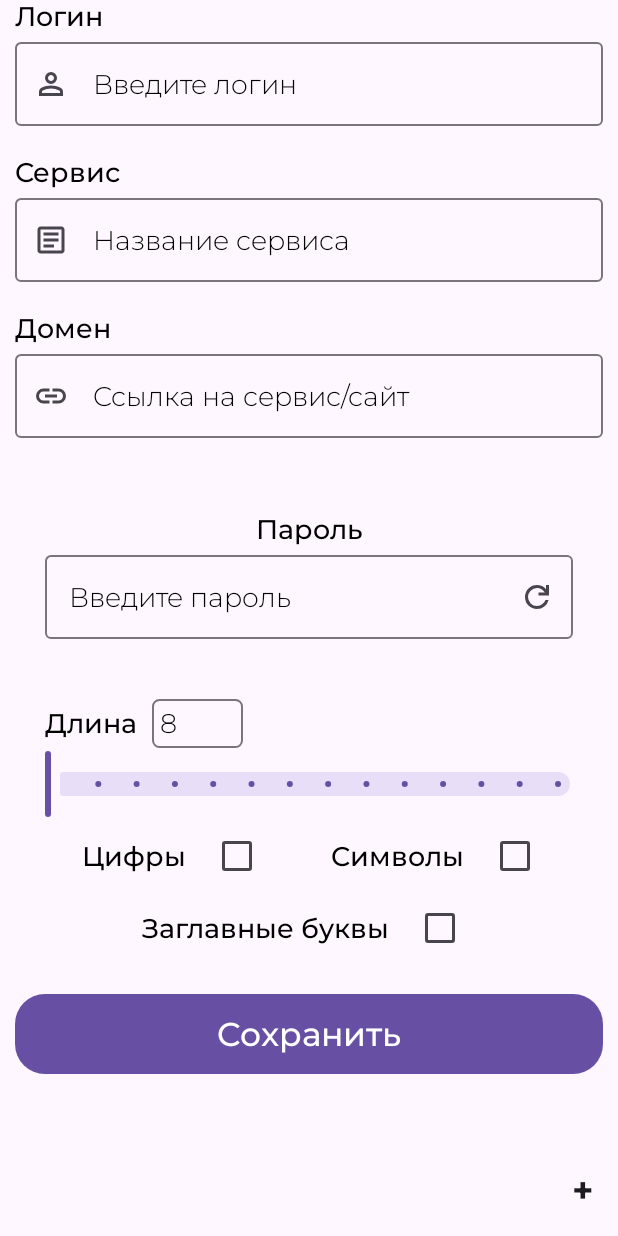
After one commit to HOCOKcyber/Adnroid_PasswordManager, an Android app built with Jetpack Compose: the CreateScreen screen opened through its navigation route, on a phone screen of 412 x 824 dp. The commit adds this screen. Run offline under Robolectric (Android 15) with nearby library versions, the phone set to English and light mode, and no system bars.

Commit message:
add CreateScreen.kt

```diff
--- a/app/src/main/java/com/hocok/passwordmanager/ui/component/StyleButton.kt
+++ b/app/src/main/java/com/hocok/passwordmanager/ui/component/StyleButton.kt
@@ -17,11 +17,12 @@ import androidx.compose.ui.unit.dp
 fun StyleButton(
     onClick:() -> Unit,
     @StringRes textRes: Int,
+    modifier: Modifier = Modifier
 ){
     Button(
         onClick = onClick,
         shape = RoundedCornerShape(20.dp),
-        modifier = Modifier.fillMaxWidth()
+        modifier = modifier.fillMaxWidth()
     ) {
         Box(
             modifier = Modifier.padding(horizontal = 15.dp, vertical = 5.dp)
--- a/app/src/main/java/com/hocok/passwordmanager/ui/screen/auth/registration/RegistrationScreen.kt
+++ b/app/src/main/java/com/hocok/passwordmanager/ui/screen/auth/registration/RegistrationScreen.kt
@@ -27,7 +27,7 @@ fun RegistrationScreen(
         uiState = uiState,
         onSubmit = { viewModel.onEvent(RegistrationEvent.Submit(toHome)) },
         onFirstValueChange = {viewModel.onEvent(RegistrationEvent.PasswordChange(it))},
-        onFirstVisibleChange = {viewModel.onEvent(RegistrationEvent.RepeatVisibleChange)},
+        onFirstVisibleChange = {viewModel.onEvent(RegistrationEvent.VisibleChange)},
         onRepeatValueChange = {viewModel.onEvent(RegistrationEvent.RepeatPasswordChange(it))},
         onRepeatVisibleChange = {viewModel.onEvent(RegistrationEvent.RepeatVisibleChange)}
     )
--- /dev/null
+++ b/app/src/main/java/com/hocok/passwordmanager/ui/screen/create/CreateScreen.kt
@@ -0,0 +1,312 @@
+package com.hocok.passwordmanager.ui.screen.create
+
+import androidx.annotation.DrawableRes
+import androidx.compose.foundation.border
+import androidx.compose.foundation.layout.Arrangement
+import androidx.compose.foundation.layout.Box
+import androidx.compose.foundation.layout.Column
+import androidx.compose.foundation.layout.PaddingValues
+import androidx.compose.foundation.layout.Row
+import androidx.compose.foundation.layout.fillMaxWidth
+import androidx.compose.foundation.layout.padding
+import androidx.compose.foundation.layout.width
+import androidx.compose.foundation.shape.RoundedCornerShape
+import androidx.compose.foundation.text.BasicTextField
+import androidx.compose.foundation.text.KeyboardActions
+import androidx.compose.foundation.text.KeyboardOptions
+import androidx.compose.material.Text
+import androidx.compose.material3.Checkbox
+import androidx.compose.material3.Icon
+import androidx.compose.material3.IconButton
+import androidx.compose.material3.MaterialTheme
+import androidx.compose.material3.OutlinedTextField
+import androidx.compose.material3.Slider
+import androidx.compose.runtime.Composable
+import androidx.compose.runtime.collectAsState
+import androidx.compose.runtime.getValue
+import androidx.compose.ui.Alignment
+import androidx.compose.ui.Modifier
+import androidx.compose.ui.res.painterResource
+import androidx.compose.ui.res.stringResource
+import androidx.compose.ui.text.input.ImeAction
+import androidx.compose.ui.text.input.KeyboardType
+import androidx.compose.ui.text.style.TextAlign
+import androidx.compose.ui.tooling.preview.Preview
+import androidx.compose.ui.unit.dp
+import androidx.compose.ui.unit.sp
+import androidx.lifecycle.viewmodel.compose.viewModel
+import com.hocok.passwordmanager.R
+import com.hocok.passwordmanager.ui.component.StyleButton
+import com.hocok.passwordmanager.ui.theme.PasswordManagerTheme
+
+@Composable
+fun CreateScreen(
+    paddingValue: PaddingValues
+){
+    val viewModel: CreateViewModel = viewModel<CreateViewModel>()
+    val uiState by viewModel.uiState.collectAsState()
+
+    CreateContent(
+        uiState = uiState,
+        onSymbolsChange = {viewModel.onEvent(CreateEvent.CheckedSymbols)},
+        onNumbersChange = {viewModel.onEvent(CreateEvent.CheckedNumbers)},
+        onUpperLetterChange = {viewModel.onEvent(CreateEvent.CheckedUpperLetter)},
+        onLengthChange = {viewModel.onEvent(CreateEvent.ChangeLength(it))},
+        onPasswordChange = {viewModel.onEvent(CreateEvent.ChangePassword(it))},
+        onDomainChange = {viewModel.onEvent(CreateEvent.ChangeDomain(it))},
+        onServiceChange = {viewModel.onEvent(CreateEvent.ChangeService(it))},
+        onLoginChange = {viewModel.onEvent(CreateEvent.ChangeLogin(it))},
+        onSliderChange = {viewModel.onEvent(CreateEvent.ChangeSlider(it))},
+        generatePassword = {viewModel.onEvent(CreateEvent.GeneratePassword)},
+        checkLength = {viewModel.onEvent(CreateEvent.CheckLength)},
+        modifier = Modifier.padding(paddingValue).padding(horizontal = 10.dp)
+    )
+}
+
+
+@Composable
+fun CreateContent(
+    uiState: CreateState,
+    onLoginChange: (String) -> Unit,
+    onServiceChange: (String) -> Unit,
+    onDomainChange: (String) -> Unit,
+    onPasswordChange: (String) -> Unit,
+    onLengthChange: (String) -> Unit,
+    onSliderChange: (Float) -> Unit,
+    onNumbersChange: (Boolean) -> Unit,
+    onSymbolsChange: (Boolean) -> Unit,
+    onUpperLetterChange: (Boolean) -> Unit,
+    generatePassword: () -> Unit,
+    checkLength: () -> Unit,
+    modifier: Modifier = Modifier
+){
+    Column(
+        modifier = modifier
+    ) {
+        AccountDataInputSection(
+            name = stringResource(R.string.login),
+            value = uiState.login,
+            onValueChange = onLoginChange,
+            placeholder = stringResource(R.string.login_placeholder),
+            modifier = Modifier.padding(bottom = 20.dp),
+            iconId = R.drawable.person_image
+        )
+        AccountDataInputSection(
+            name = stringResource(R.string.service),
+            value = uiState.service,
+            onValueChange = onServiceChange,
+            placeholder = stringResource(R.string.service_placeholder),
+            iconId = R.drawable.article_image,
+            modifier = Modifier.padding(bottom = 20.dp),
+        )
+        AccountDataInputSection(
+            name = stringResource(R.string.domain),
+            value = uiState.domain,
+            onValueChange = onDomainChange,
+            placeholder = stringResource(R.string.domain_placeholder),
+            iconId = R.drawable.link_image,
+            modifier = Modifier.padding(bottom = 30.dp)
+        )
+        AccountDataInputSection(
+            name = stringResource(R.string.password),
+            placeholder = stringResource(R.string.password_placeholder),
+            value = uiState.password,
+            onValueChange = onPasswordChange,
+            iconId = R.drawable.refresh_image,
+            isLeadingIcon = false,
+            onClick = generatePassword,
+            modifier = Modifier.padding(20.dp)
+        )
+        ParametersSection(
+            modifier = Modifier.padding(20.dp),
+            isSymbols = uiState.isSymbols,
+            isNumbers = uiState.isNumbers,
+            isUpperLetter = uiState.isUpperLetter,
+            lengthValue = uiState.length,
+            onLengthChange = onLengthChange,
+            onNumbersChange = onNumbersChange,
+            onSymbolsChange = onSymbolsChange,
+            onUpperLetterChange = onUpperLetterChange,
+            onSliderChange = onSliderChange,
+            checkLength = checkLength,
+        )
+        StyleButton(
+            onClick = {},
+            textRes = R.string.save,
+        )
+    }
+}
+
+@Composable
+fun AccountDataInputSection(
+    name: String,
+    value: String,
+    onValueChange: (String) -> Unit,
+    placeholder: String,
+    @DrawableRes iconId: Int,
+    modifier: Modifier = Modifier,
+    isLeadingIcon: Boolean = true,
+    onClick: () -> Unit = {},
+){
+    Column(
+        modifier = modifier
+    ) {
+        Text(
+            text = name,
+            style = MaterialTheme.typography.bodyMedium,
+            fontSize = 18.sp,
+            textAlign = if (isLeadingIcon) TextAlign.Start else TextAlign.Center,
+            modifier = Modifier.fillMaxWidth().padding(bottom = 6.dp)
+        )
+        OutlinedTextField(
+            value = value,
+            onValueChange = onValueChange,
+            singleLine = true,
+            maxLines = 1,
+            placeholder = {
+                Text(
+                    text = placeholder,
+                    style = MaterialTheme.typography.bodySmall
+                )
+            },
+            textStyle = MaterialTheme.typography.bodySmall,
+            modifier = Modifier.fillMaxWidth(),
+            leadingIcon = if (isLeadingIcon) { -> Icon(painterResource(iconId), contentDescription = name)}
+                        else null,
+            trailingIcon = if (!isLeadingIcon) { ->
+                        IconButton(onClick = onClick)
+                        { Icon(painterResource(iconId), contentDescription = name) }
+                        } else null
+        )
+    }
+}
+
+@Composable
+fun ParametersSection(
+    lengthValue: String,
+    onLengthChange: (String) -> Unit,
+    onNumbersChange: (Boolean) -> Unit,
+    isNumbers: Boolean,
+    onSymbolsChange: (Boolean) -> Unit,
+    isSymbols: Boolean,
+    onUpperLetterChange: (Boolean) -> Unit,
+    isUpperLetter: Boolean,
+    onSliderChange: (Float) -> Unit,
+    checkLength: () -> Unit,
+    modifier: Modifier = Modifier
+){
+    Column(
+        modifier = modifier
+    ) {
+        Row(
+            verticalAlignment = Alignment.CenterVertically
+        ) {
+            Text(
+                text = stringResource(R.string.lenght),
+                style = MaterialTheme.typography.bodyMedium,
+                fontSize = 18.sp,
+                modifier = Modifier.padding(end = 10.dp)
+            )
+            BasicTextField(
+                value = lengthValue,
+                onValueChange = onLengthChange,
+                textStyle = MaterialTheme.typography.bodySmall,
+                singleLine = true,
+                maxLines = 1,
+                keyboardOptions = KeyboardOptions.Default.copy(
+                    keyboardType = KeyboardType.Number
+                ),
+                keyboardActions = KeyboardActions(
+                    onDone = {
+                        checkLength()
+                        defaultKeyboardAction(ImeAction.Done)
+                    }
+                )
+            ){ textField ->
+                Box(
+                modifier = Modifier
+                    .border(1.dp, MaterialTheme.colorScheme.outline,RoundedCornerShape(5.dp))
+                    .padding(vertical = 5.dp, horizontal = 5.dp)
+                    .width(50.dp)
+                ){
+                    textField()
+                }
+            }
+        }
+        Slider(
+            value = try { lengthValue.toFloat()} catch (e: NumberFormatException) {8f},
+            onValueChange = onSliderChange,
+            steps = 12,
+            valueRange = 8f..20f
+        )
+        Row {
+            CheckedSection(
+                name = stringResource(R.string.numbers),
+                onCheckedChange = onNumbersChange,
+                value = isNumbers,
+                modifier = Modifier.weight(1f)
+            )
+            CheckedSection(
+                name = stringResource(R.string.symbols),
+                onCheckedChange = onSymbolsChange,
+                value = isSymbols,
+                modifier = Modifier.weight(1f)
+            )
+        }
+        CheckedSection(
+            name = stringResource(R.string.upper_letters),
+            onCheckedChange = onUpperLetterChange,
+            value = isUpperLetter,
+            modifier = Modifier.fillMaxWidth()
+        )
+    }
+}
+
+@Composable
+fun CheckedSection(
+    value: Boolean,
+    name: String,
+    onCheckedChange: (Boolean) -> Unit,
+    modifier: Modifier = Modifier,
+){
+    Row(
+        verticalAlignment = Alignment.CenterVertically,
+        horizontalArrangement = Arrangement.Center,
+        modifier = modifier
+    ) {
+        Text(
+            text = name,
+            modifier = Modifier.padding(end = 10.dp),
+            style = MaterialTheme.typography.bodyMedium,
+            fontSize = 18.sp
+        )
+        Checkbox(
+            checked = value,
+            onCheckedChange = onCheckedChange
+        )
+    }
+}
+
+@Preview(
+    showBackground = true,
+    showSystemUi = true,
+)
+@Composable
+fun CreateContentPreview(){
+    PasswordManagerTheme {
+        CreateContent(
+            uiState = CreateState(),
+            onSymbolsChange = {},
+            onNumbersChange = {},
+            onUpperLetterChange = {},
+            onLengthChange = {},
+            onPasswordChange = {},
+            onDomainChange = {},
+            onServiceChange = {},
+            onLoginChange = {},
+            onSliderChange = {},
+            generatePassword = {},
+            checkLength = {}
+        )
+    }
+}
--- a/app/src/main/java/com/hocok/passwordmanager/ui/screen/navigation/NavigationScreen.kt
+++ b/app/src/main/java/com/hocok/passwordmanager/ui/screen/navigation/NavigationScreen.kt
@@ -1,14 +1,18 @@
 package com.hocok.passwordmanager.ui.screen.navigation
 
+import androidx.compose.foundation.clickable
+import androidx.compose.foundation.layout.Box
 import androidx.compose.foundation.layout.padding
 import androidx.compose.material.BottomNavigation
 import androidx.compose.material.BottomNavigationItem
+import androidx.compose.material.FloatingActionButtonElevation
 import androidx.compose.material3.Icon
 import androidx.compose.material3.Scaffold
 import androidx.compose.material3.Text
 import androidx.compose.runtime.Composable
 import androidx.compose.runtime.getValue
 import androidx.compose.ui.Modifier
+import androidx.compose.ui.graphics.Color
 import androidx.compose.ui.tooling.preview.Preview
 import androidx.navigation.NavDestination
 import androidx.navigation.NavDestination.Companion.hasRoute
@@ -19,6 +23,7 @@ import androidx.navigation.compose.rememberNavController
 import com.hocok.passwordmanager.domain.model.ExampleData
 import com.hocok.passwordmanager.ui.screen.auth.login.LoginScreen
 import com.hocok.passwordmanager.ui.screen.auth.registration.RegistrationScreen
+import com.hocok.passwordmanager.ui.screen.create.CreateScreen
 import com.hocok.passwordmanager.ui.screen.home.HomeScreenContent
 import com.hocok.passwordmanager.ui.theme.PasswordManagerTheme
 
@@ -36,6 +41,11 @@ fun NavigationScreen(){
             NavigationBottomBar(
                 currentDestination = currentDestination,
                 onClick = { navController.navigate(it) }
+            )
+        },
+        floatingActionButton = {
+            PasswordManagerFloatingActionButton(
+                onClick = { navController.navigate(Routes.Create) }
             )
         }
     ) {
@@ -70,11 +80,16 @@ fun NavigationScreen(){
                     text = "SEARCH PAGE"
                 )
             }
+
+            composable<Routes.Create> {
+                CreateScreen(
+                    paddingValue = innerPadding
+                )
+            }
         }
 
     }
 }
-
 
 @Composable
 fun NavigationBottomBar(
@@ -85,7 +100,10 @@ fun NavigationBottomBar(
         navigationList.forEach { navigationRoute ->
             BottomNavigationItem(
                 icon = {
-                    Icon(imageVector = navigationRoute.icon, contentDescription = navigationRoute.name)
+                    Icon(imageVector = navigationRoute.icon,
+                        contentDescription = navigationRoute.name,
+                        tint = Color.White
+                    )
                 },
                 selected = currentDestination?.hasRoute(navigationRoute.route::class) == true,
                 onClick = { onClick(navigationRoute.route)}
@@ -94,6 +112,20 @@ fun NavigationBottomBar(
     }
 }
 
+@Composable
+fun PasswordManagerFloatingActionButton(
+    onClick: () -> Unit
+){
+    Box(
+        modifier = Modifier.clickable {
+            onClick()
+        }
+    ){
+        Text(
+            text = "+"
+        )
+    }
+}
 
 @Preview
 @Composable
--- a/app/src/main/java/com/hocok/passwordmanager/ui/screen/navigation/Routes.kt
+++ b/app/src/main/java/com/hocok/passwordmanager/ui/screen/navigation/Routes.kt
@@ -19,6 +19,9 @@ sealed class Routes{
 
     @Serializable
     data object Search: Routes()
+
+    @Serializable
+    data object Create: Routes()
 }
 
 data class BottomNavigationRoute(
--- /dev/null
+++ b/app/src/main/res/drawable/article_image.xml
@@ -0,0 +1,9 @@
+<vector xmlns:android="http://schemas.android.com/apk/res/android"
+    android:width="24dp"
+    android:height="24dp"
+    android:viewportWidth="960"
+    android:viewportHeight="960">
+  <path
+      android:pathData="M280,680h280v-80L280,600v80ZM280,520h400v-80L280,440v80ZM280,360h400v-80L280,280v80ZM200,840q-33,0 -56.5,-23.5T120,760v-560q0,-33 23.5,-56.5T200,120h560q33,0 56.5,23.5T840,200v560q0,33 -23.5,56.5T760,840L200,840ZM200,760h560v-560L200,200v560ZM200,200v560,-560Z"
+      android:fillColor="#1f1f1f"/>
+</vector>
--- /dev/null
+++ b/app/src/main/res/drawable/link_image.xml
@@ -0,0 +1,9 @@
+<vector xmlns:android="http://schemas.android.com/apk/res/android"
+    android:width="24dp"
+    android:height="24dp"
+    android:viewportWidth="960"
+    android:viewportHeight="960">
+  <path
+      android:pathData="M440,680L280,680q-83,0 -141.5,-58.5T80,480q0,-83 58.5,-141.5T280,280h160v80L280,360q-50,0 -85,35t-35,85q0,50 35,85t85,35h160v80ZM320,520v-80h320v80L320,520ZM520,680v-80h160q50,0 85,-35t35,-85q0,-50 -35,-85t-85,-35L520,360v-80h160q83,0 141.5,58.5T880,480q0,83 -58.5,141.5T680,680L520,680Z"
+      android:fillColor="#1f1f1f"/>
+</vector>
--- /dev/null
+++ b/app/src/main/res/drawable/person_image.xml
@@ -0,0 +1,9 @@
+<vector xmlns:android="http://schemas.android.com/apk/res/android"
+    android:width="24dp"
+    android:height="24dp"
+    android:viewportWidth="960"
+    android:viewportHeight="960">
+  <path
+      android:pathData="M480,480q-66,0 -113,-47t-47,-113q0,-66 47,-113t113,-47q66,0 113,47t47,113q0,66 -47,113t-113,47ZM160,800v-112q0,-34 17.5,-62.5T224,582q62,-31 126,-46.5T480,520q66,0 130,15.5T736,582q29,15 46.5,43.5T800,688v112L160,800ZM240,720h480v-32q0,-11 -5.5,-20T700,654q-54,-27 -109,-40.5T480,600q-56,0 -111,13.5T260,654q-9,5 -14.5,14t-5.5,20v32ZM480,400q33,0 56.5,-23.5T560,320q0,-33 -23.5,-56.5T480,240q-33,0 -56.5,23.5T400,320q0,33 23.5,56.5T480,400ZM480,320ZM480,720Z"
+      android:fillColor="#1f1f1f"/>
+</vector>
--- /dev/null
+++ b/app/src/main/res/drawable/refresh_image.xml
@@ -0,0 +1,9 @@
+<vector xmlns:android="http://schemas.android.com/apk/res/android"
+    android:width="24dp"
+    android:height="24dp"
+    android:viewportWidth="960"
+    android:viewportHeight="960">
+  <path
+      android:pathData="M480,800q-134,0 -227,-93t-93,-227q0,-134 93,-227t227,-93q69,0 132,28.5T720,270v-110h80v280L520,440v-80h168q-32,-56 -87.5,-88T480,240q-100,0 -170,70t-70,170q0,100 70,170t170,70q77,0 139,-44t87,-116h84q-28,106 -114,173t-196,67Z"
+      android:fillColor="#1f1f1f"/>
+</vector>
--- a/app/src/main/res/values/strings.xml
+++ b/app/src/main/res/values/strings.xml
@@ -12,4 +12,18 @@
     <string name="copy">Копировать</string>
     <string name="home">Главная</string>
     <string name="search">Поиск</string>
+
+    <string name="service">Сервис</string>
+    <string name="service_placeholder">Название сервиса</string>
+    <string name="login">Логин</string>
+    <string name="login_placeholder">Введите логин</string>
+    <string name="domain">Домен</string>
+    <string name="domain_placeholder">Ссылка на сервис/сайт</string>
+
+    <string name="password_placeholder">Введите пароль</string>
+    <string name="lenght">Длина</string>
+    <string name="numbers">Цифры</string>
+    <string name="symbols">Символы</string>
+    <string name="upper_letters">Заглавные буквы</string>
+    <string name="save">Сохранить</string>
 </resources>
```
Also changed, not shown: app/src/main/java/com/hocok/passwordmanager/ui/screen/create/CreateViewModel.kt (added, +101 -0 lines).
